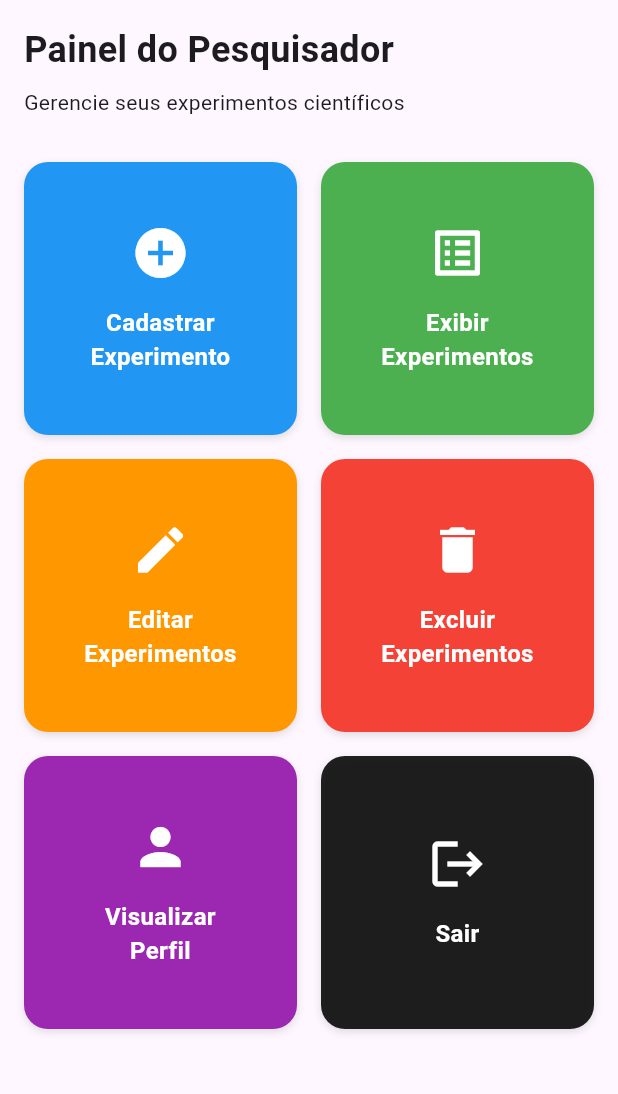
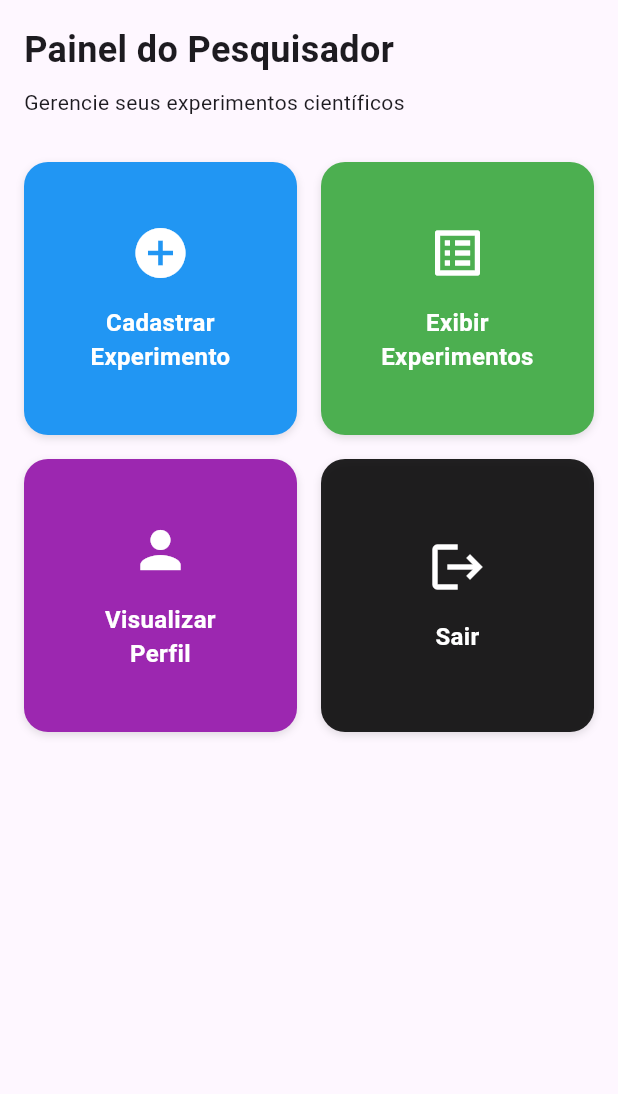
Before and after one commit to Samirborges/SciTrack, a Flutter app: the HomePage screen opened by its route, on a phone screen of 412 x 824 dp, the part 84-1178 px from its top. Run offline on Flutter 3.47's test engine with Material 3 defaults, Android fonts, the phone set to English and light mode, and no system bars; our stand-ins replace shared_preferences; accounts and stored records are empty.

Commit message:
remove(home_page): Removing cards: 'delete experiment' and 'edit experiment'

```diff
--- a/scitrack_application/lib/pages/home_page.dart
+++ b/scitrack_application/lib/pages/home_page.dart
@@ -79,30 +79,6 @@ class HomePage extends StatelessWidget {
                   ),
 
                   HomeCard(
-                    title: 'Editar\nExperimentos',
-
-                    icon: Icons.edit,
-
-                    color: Colors.orange,
-
-                    onTap: () {
-                      // Navegar
-                    },
-                  ),
-
-                  HomeCard(
-                    title: 'Excluir\nExperimentos',
-
-                    icon: Icons.delete,
-
-                    color: Colors.red,
-
-                    onTap: () {
-                      // Navegar
-                    },
-                  ),
-
-                  HomeCard(
                     title: 'Visualizar\nPerfil',
 
                     icon: Icons.person,
```
